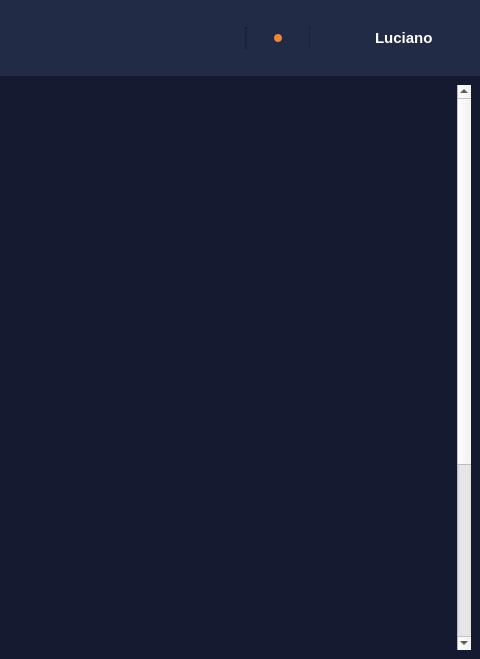
Above: gui/main.ui from zembruzkill/DNSTracker-Modern-Interface-PySide6-PyQt6 before the change; both pictures show x 883 to 1363 and y 0 to 659 of the 1363 by 659 pixel window. Below: the same form after it.
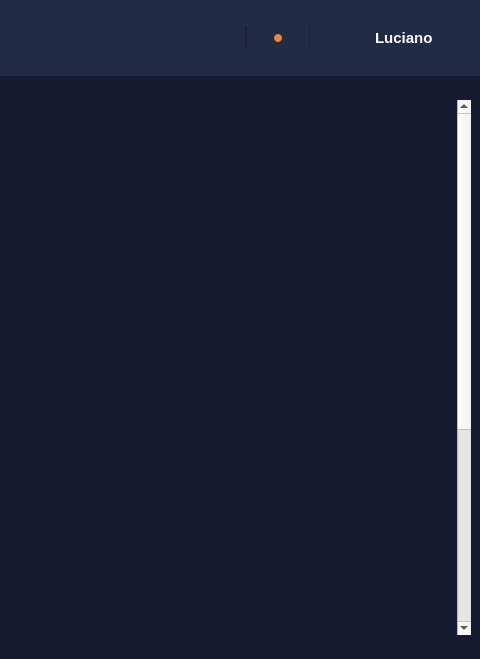
That is the form after the change. Icons and pictures are not drawn.

```diff
--- a/gui/main.ui
+++ b/gui/main.ui
@@ -18,7 +18,7 @@
   </property>
   <property name="maximumSize">
    <size>
-    <width>1710</width>
+    <width>16777215</width>
     <height>16777215</height>
    </size>
   </property>
@@ -430,16 +430,16 @@
                <number>0</number>
               </property>
               <property name="leftMargin">
-               <number>0</number>
+               <number>15</number>
               </property>
               <property name="topMargin">
-               <number>0</number>
+               <number>15</number>
               </property>
               <property name="rightMargin">
                <number>0</number>
               </property>
               <property name="bottomMargin">
-               <number>0</number>
+               <number>15</number>
               </property>
               <item>
                <widget class="QScrollArea" name="dashboard_scrollArea">
@@ -469,8 +469,8 @@
                   <rect>
                    <x>0</x>
                    <y>0</y>
-                   <width>1088</width>
-                   <height>882</height>
+                   <width>1065</width>
+                   <height>900</height>
                   </rect>
                  </property>
                  <property name="sizePolicy">
@@ -480,6 +480,21 @@
                   </sizepolicy>
                  </property>
                  <layout class="QVBoxLayout" name="verticalLayout_10">
+                  <property name="spacing">
+                   <number>30</number>
+                  </property>
+                  <property name="leftMargin">
+                   <number>0</number>
+                  </property>
+                  <property name="topMargin">
+                   <number>0</number>
+                  </property>
+                  <property name="rightMargin">
+                   <number>15</number>
+                  </property>
+                  <property name="bottomMargin">
+                   <number>0</number>
+                  </property>
                   <item>
                    <widget class="QFrame" name="frame_cards">
                     <property name="frameShape">
```
Left out of the diff: 1 changed line with no effect on the pictures.
